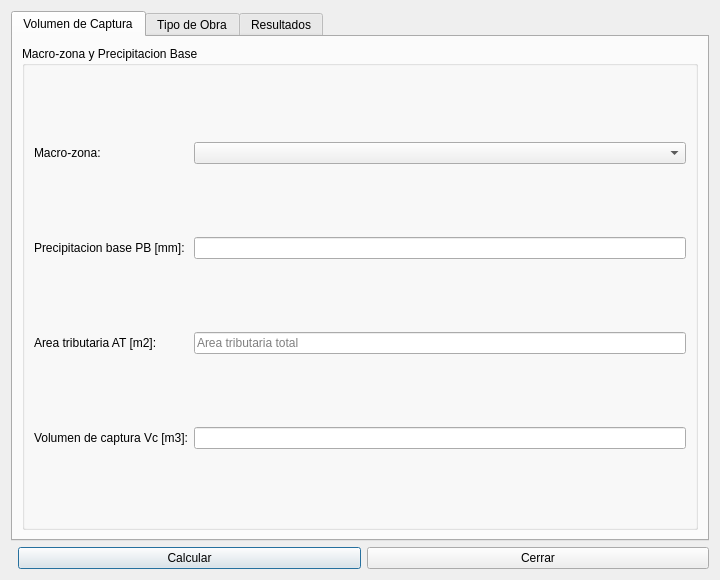
Before: the Qt Designer form core/ui/toolbars/mdu/mdu_infiltration_works.ui in JoaquinAlvarado-py/giswater_qgis_plugin_CL, drawn with Qt 5.
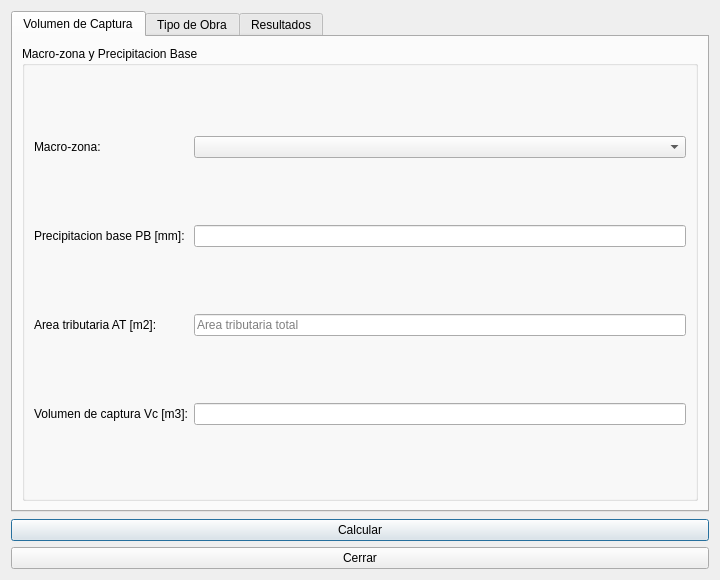
After: the same form once the commit is applied.

Commit message:
fix: usar QGridLayout lyt_buttons en dialogos MDU
Corrige error 'no attribute lyt_buttons' al abrir dialogos.
Giswater requiere QGridLayout con nombre lyt_buttons para
agregar el boton de ayuda en los dialogos.

Patch:
```diff
--- a/core/ui/toolbars/mdu/mdu_infiltration_works.ui
+++ b/core/ui/toolbars/mdu/mdu_infiltration_works.ui
@@ -67,7 +67,7 @@
     </widget>
    </item>
    <item>
-    <layout class="QHBoxLayout" name="btn_layout">
+    <layout class="QGridLayout" name="lyt_buttons">
      <item><spacer name="spacer"><property name="orientation"><enum>Qt::Horizontal</enum></property></spacer></item>
      <item><widget class="QPushButton" name="btn_calculate"><property name="text"><string>Calcular</string></property></widget></item>
      <item><widget class="QPushButton" name="btn_close"><property name="text"><string>Cerrar</string></property></widget></item>
```
The commit also changes 6 other files.
